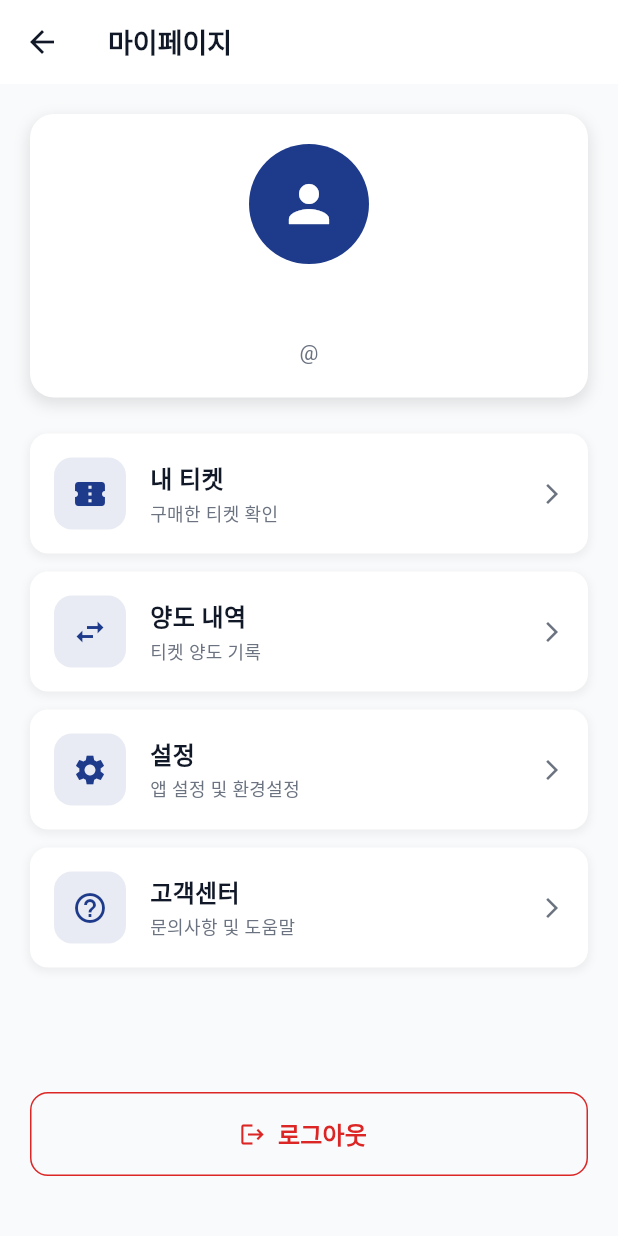
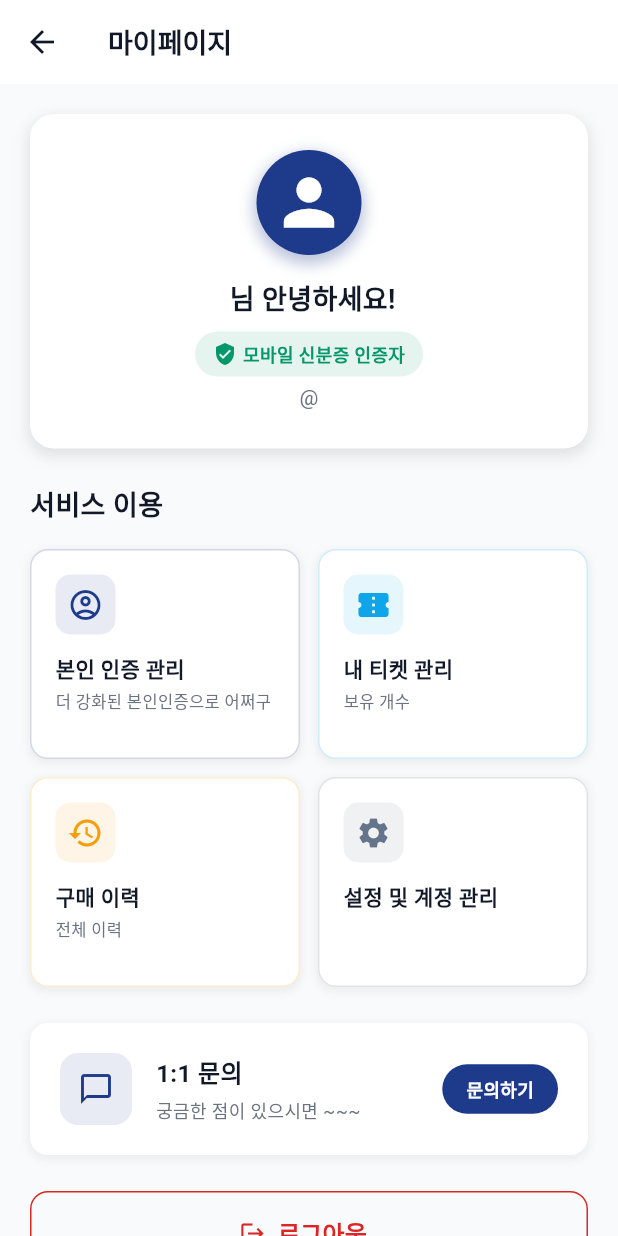
Before and after one commit to WE-Ticket/WE-Ticket_FE, a Flutter app: the MyPageScreen screen opened directly, on a phone screen of 412 x 824 dp. Run offline on Flutter 3.47's test engine with Material 3 defaults, Android fonts, the phone set to English and light mode, and no system bars; our stand-ins replace shared_preferences; accounts and stored records are empty; network calls fail.

Commit message:
[FEAT] My Page Screen UI 구현

```diff
--- a/lib/screens/mypage/my_page_screen.dart
+++ b/lib/screens/mypage/my_page_screen.dart
@@ -7,11 +7,9 @@ class MyPageScreen extends StatelessWidget {
   const MyPageScreen({Key? key}) : super(key: key);
 
   Future<void> _logout(BuildContext context) async {
-    // AuthProvider의 logout 메서드를 호출
     final authProvider = context.read<AuthProvider>();
     await authProvider.logout();
 
-    // 로그아웃 완료 메시지
     ScaffoldMessenger.of(context).showSnackBar(
       SnackBar(
         content: Text('로그아웃이 완료되었습니다.'),
@@ -46,15 +44,40 @@ class MyPageScreen extends StatelessWidget {
           final user = authProvider.user;
 
           return SafeArea(
-            child: Padding(
+            child: SingleChildScrollView(
               padding: EdgeInsets.all(20),
               child: Column(
                 crossAxisAlignment: CrossAxisAlignment.start,
                 children: [
-                  // 사용자 정보 카드
-                  Container(
+                  _buildUserProfileSection(user),
+
+                  SizedBox(height: 24),
+
+                  _buildMenuCardsSection(),
+
+                  SizedBox(height: 24),
+
+                  _buildInquirySection(),
+
+                  SizedBox(height: 24),
+
+                  _buildLogoutButton(context),
+
+                  SizedBox(height: 20),
+                ],
+              ),
+            ),
+          );
+        },
+      ),
+    );
+  }
+
+  // 사용자 프로필 영역
+  Widget _buildUserProfileSection(UserModel? user) {
+    return Container(
       width: double.infinity,
-                    padding: EdgeInsets.all(20),
+      padding: EdgeInsets.all(24),
       decoration: BoxDecoration(
         color: AppColors.surface,
         borderRadius: BorderRadius.circular(16),
@@ -69,28 +92,60 @@ class MyPageScreen extends StatelessWidget {
       ),
       child: Column(
         children: [
+          // 프로필 이미지
           Container(
-                          width: 80,
-                          height: 80,
+            width: 70,
+            height: 70,
             decoration: BoxDecoration(
               color: AppColors.primary,
               shape: BoxShape.circle,
+              boxShadow: [
+                BoxShadow(
+                  color: AppColors.primary.withOpacity(0.3),
+                  spreadRadius: 2,
+                  blurRadius: 8,
+                  offset: Offset(0, 4),
                 ),
-                          child: Icon(
-                            Icons.person,
-                            size: 40,
-                            color: AppColors.white,
+              ],
             ),
+            child: Icon(Icons.person, size: 50, color: AppColors.white),
           ),
 
           SizedBox(height: 16),
 
           Text(
-                          user?.name ?? '사용자',
+            '${user?.name} 님 안녕하세요!' ?? '사용자',
             style: TextStyle(
-                            fontSize: 20,
+              fontSize: 18,
               fontWeight: FontWeight.bold,
               color: AppColors.textPrimary,
+            ),
+          ),
+
+          SizedBox(height: 8),
+
+          // 인증 상태 배지
+          //FIXME DID 인증 되었다는 전제 하에, 추후 맞춤화 개발
+          Container(
+            padding: EdgeInsets.symmetric(horizontal: 12, vertical: 6),
+            decoration: BoxDecoration(
+              color: AppColors.success.withOpacity(0.1),
+              borderRadius: BorderRadius.circular(20),
+            ),
+            child: Row(
+              mainAxisSize: MainAxisSize.min,
+              children: [
+                Icon(Icons.verified_user, size: 16, color: AppColors.success),
+                SizedBox(width: 4),
+                Text(
+                  '모바일 신분증 인증자',
+                  style: TextStyle(
+                    fontSize: 12,
+                    color: AppColors.success,
+                    fontWeight: FontWeight.w600,
+                  ),
+                ),
+              ],
             ),
           ),
 
@@ -98,106 +153,160 @@ class MyPageScreen extends StatelessWidget {
 
           Text(
             '@${user?.id ?? 'unknown'}',
+            style: TextStyle(fontSize: 14, color: AppColors.textSecondary),
+          ),
+        ],
+      ),
+    );
+  }
+
+  // 메뉴 카드 그리드
+  Widget _buildMenuCardsSection() {
+    return Column(
+      crossAxisAlignment: CrossAxisAlignment.start,
+      children: [
+        Text(
+          '서비스 이용',
           style: TextStyle(
-                            fontSize: 14,
-                            color: AppColors.textSecondary,
+            fontSize: 18,
+            fontWeight: FontWeight.bold,
+            color: AppColors.textPrimary,
+          ),
+        ),
+
+        SizedBox(height: 16),
+
+        Row(
+          children: [
+            Expanded(
+              child: _buildMenuCard(
+                icon: Icons.account_circle_outlined,
+                title: '본인 인증 관리',
+                subtitle: '더 강화된 본인인증으로 어쩌구',
+                color: AppColors.primary,
+                onTap: () {
+                  // TODO: 본인 인증 관리 화면으로 이동
+                },
+              ),
+            ),
+            SizedBox(width: 12),
+            Expanded(
+              child: _buildMenuCard(
+                icon: Icons.confirmation_number,
+                title: '내 티켓 관리',
+                subtitle: '보유 개수',
+                color: AppColors.info,
+                onTap: () {
+                  // TODO: 내 티켓 관리 화면으로 이동
+                },
               ),
             ),
           ],
         ),
-                  ),
-
-                  SizedBox(height: 24),
-
-                  // 메뉴 항목들
-                  _buildMenuItem(
-                    icon: Icons.confirmation_number,
-                    title: '내 티켓',
-                    subtitle: '구매한 티켓 확인',
-                    onTap: () {
-                      // TODO: 내 티켓 화면으로 이동
-                    },
-                  ),
 
         SizedBox(height: 12),
 
-                  _buildMenuItem(
-                    icon: Icons.swap_horiz,
-                    title: '양도 내역',
-                    subtitle: '티켓 양도 기록',
+        Row(
+          children: [
+            Expanded(
+              child: _buildMenuCard(
+                icon: Icons.history,
+                title: '구매 이력',
+                subtitle: '전체 이력',
+                color: AppColors.warning,
                 onTap: () {
-                      // TODO: 양도 내역 화면으로 이동
+                  // TODO: 구매 이력 화면으로 이동
                 },
               ),
-
-                  SizedBox(height: 12),
-
-                  _buildMenuItem(
+            ),
+            SizedBox(width: 12),
+            Expanded(
+              child: _buildMenuCard(
                 icon: Icons.settings,
-                    title: '설정',
-                    subtitle: '앱 설정 및 환경설정',
+                title: '설정 및 계정 관리',
+                subtitle: '',
+                color: AppColors.secondary,
                 onTap: () {
-                      // TODO: 설정 화면으로 이동
+                  // TODO: 설정 및 계정 관리 화면으로 이동
                 },
               ),
-
-                  SizedBox(height: 12),
-
-                  _buildMenuItem(
-                    icon: Icons.help_outline,
-                    title: '고객센터',
-                    subtitle: '문의사항 및 도움말',
-                    onTap: () {
-                      // TODO: 고객센터 화면으로 이동
-                    },
             ),
-
-                  Spacer(),
-
-                  // 로그아웃 버튼
-                  SizedBox(
-                    width: double.infinity,
-                    height: 56,
-                    child: OutlinedButton.icon(
-                      onPressed: () => _showLogoutDialog(context),
-                      icon: Icon(Icons.logout, color: AppColors.error),
-                      label: Text(
-                        '로그아웃',
-                        style: TextStyle(
-                          fontSize: 16,
-                          fontWeight: FontWeight.w600,
-                          color: AppColors.error,
-                        ),
-                      ),
-                      style: OutlinedButton.styleFrom(
-                        side: BorderSide(color: AppColors.error),
-                        shape: RoundedRectangleBorder(
-                          borderRadius: BorderRadius.circular(12),
-                        ),
-                      ),
-                    ),
-                  ),
-
-                  SizedBox(height: 20),
           ],
         ),
-            ),
-          );
-        },
-      ),
+      ],
     );
   }
 
-  Widget _buildMenuItem({
+  // 개별 메뉴 카드
+  Widget _buildMenuCard({
     required IconData icon,
     required String title,
     required String subtitle,
+    required Color color,
     required VoidCallback onTap,
   }) {
     return GestureDetector(
       onTap: onTap,
       child: Container(
+        height: 140,
         padding: EdgeInsets.all(16),
+        decoration: BoxDecoration(
+          color: AppColors.surface,
+          borderRadius: BorderRadius.circular(12),
+          border: Border.all(color: color.withOpacity(0.2)),
+          boxShadow: [
+            BoxShadow(
+              color: AppColors.shadowLight,
+              spreadRadius: 1,
+              blurRadius: 4,
+              offset: Offset(0, 2),
+            ),
+          ],
+        ),
+        child: Column(
+          crossAxisAlignment: CrossAxisAlignment.start,
+          children: [
+            Container(
+              width: 40,
+              height: 40,
+              decoration: BoxDecoration(
+                color: color.withOpacity(0.1),
+                borderRadius: BorderRadius.circular(10),
+              ),
+              child: Icon(icon, color: color, size: 24),
+            ),
+
+            SizedBox(height: 12),
+
+            Text(
+              title,
+              style: TextStyle(
+                fontSize: 14,
+                fontWeight: FontWeight.w600,
+                color: AppColors.textPrimary,
+              ),
+              maxLines: 2,
+              overflow: TextOverflow.ellipsis,
+            ),
+
+            if (subtitle.isNotEmpty) ...[
+              SizedBox(height: 4),
+              Text(
+                subtitle,
+                style: TextStyle(fontSize: 11, color: AppColors.textSecondary),
+              ),
+            ],
+          ],
+        ),
+      ),
+    );
+  }
+
+  // 1:1 문의 섹션
+  Widget _buildInquirySection() {
+    return Container(
+      width: double.infinity,
+      padding: EdgeInsets.all(20),
       decoration: BoxDecoration(
         color: AppColors.surface,
         borderRadius: BorderRadius.circular(12),
@@ -219,7 +328,11 @@ class MyPageScreen extends StatelessWidget {
               color: AppColors.primary.withOpacity(0.1),
               borderRadius: BorderRadius.circular(12),
             ),
-              child: Icon(icon, color: AppColors.primary, size: 24),
+            child: Icon(
+              Icons.chat_bubble_outline,
+              color: AppColors.primary,
+              size: 24,
+            ),
           ),
 
           SizedBox(width: 16),
@@ -229,16 +342,16 @@ class MyPageScreen extends StatelessWidget {
               crossAxisAlignment: CrossAxisAlignment.start,
               children: [
                 Text(
-                    title,
+                  '1:1 문의',
                   style: TextStyle(
                     fontSize: 16,
                     fontWeight: FontWeight.w600,
                     color: AppColors.textPrimary,
                   ),
                 ),
-                  SizedBox(height: 2),
+                SizedBox(height: 4),
                 Text(
-                    subtitle,
+                  '궁금한 점이 있으시면 ~~~',
                   style: TextStyle(
                     fontSize: 12,
                     color: AppColors.textSecondary,
@@ -248,12 +361,52 @@ class MyPageScreen extends StatelessWidget {
             ),
           ),
 
-            Icon(
-              Icons.arrow_forward_ios,
-              size: 16,
-              color: AppColors.textSecondary,
+          GestureDetector(
+            onTap: () {
+              // TODO: 1:1 문의 화면으로 이동
+            },
+            child: Container(
+              padding: EdgeInsets.symmetric(horizontal: 16, vertical: 8),
+              decoration: BoxDecoration(
+                color: AppColors.primary,
+                borderRadius: BorderRadius.circular(20),
+              ),
+              child: Text(
+                '문의하기',
+                style: TextStyle(
+                  fontSize: 12,
+                  color: AppColors.white,
+                  fontWeight: FontWeight.w600,
+                ),
+              ),
+            ),
           ),
         ],
+      ),
+    );
+  }
+
+  // 로그아웃 버튼
+  Widget _buildLogoutButton(BuildContext context) {
+    return SizedBox(
+      width: double.infinity,
+      height: 56,
+      child: OutlinedButton.icon(
+        onPressed: () => _showLogoutDialog(context),
+        icon: Icon(Icons.logout, color: AppColors.error),
+        label: Text(
+          '로그아웃',
+          style: TextStyle(
+            fontSize: 16,
+            fontWeight: FontWeight.w600,
+            color: AppColors.error,
+          ),
+        ),
+        style: OutlinedButton.styleFrom(
+          side: BorderSide(color: AppColors.error),
+          shape: RoundedRectangleBorder(
+            borderRadius: BorderRadius.circular(12),
+          ),
         ),
       ),
     );
@@ -272,8 +425,8 @@ class MyPageScreen extends StatelessWidget {
           ),
           ElevatedButton(
             onPressed: () {
-              Navigator.pop(context); // 다이얼로그 닫기
-              _logout(context); // 로그아웃 실행
+              Navigator.pop(context);
+              _logout(context);
             },
             style: ElevatedButton.styleFrom(backgroundColor: AppColors.error),
             child: Text('로그아웃', style: TextStyle(color: AppColors.white)),
```
Lines whose indentation alone changed are shown as unchanged.
